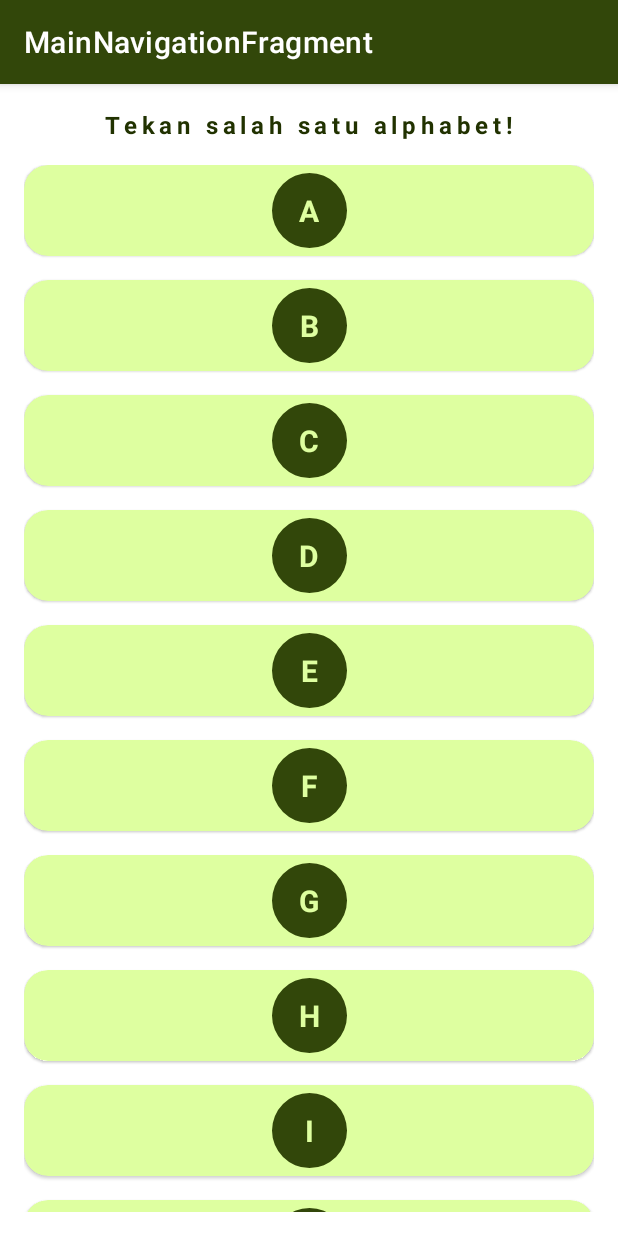
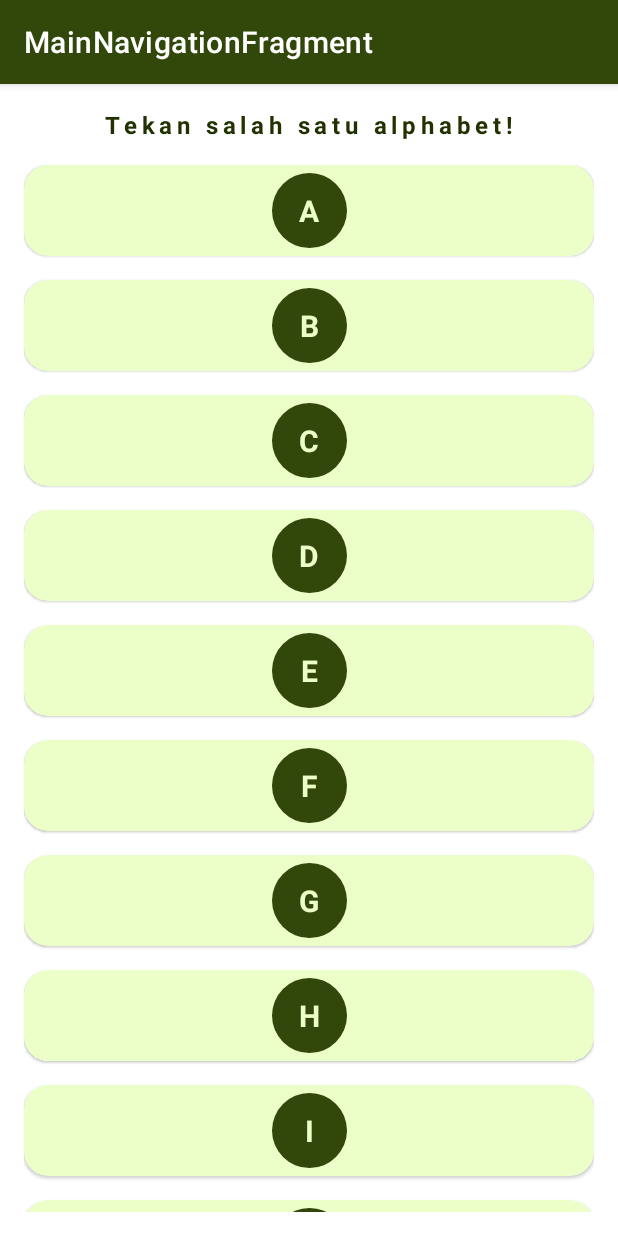
Before and after one commit to puay12/24001116-synrgy7-pan-yourwordcollection-ch3, an Android app: the screen it shows after launch (NavigationComponentActivity), on a phone screen of 412 x 824 dp. Run offline under Robolectric (Android 15) with nearby library versions, the phone set to English and light mode, and no system bars; our stand-ins replace navigation-ui.

Commit message:
update: fix fragment communication and itemWord

```diff
--- a/app/build.gradle
+++ b/app/build.gradle
@@ -2,6 +2,7 @@ plugins {
     id 'com.android.application'
     id 'org.jetbrains.kotlin.android'
     id 'androidx.navigation.safeargs'
+    id 'kotlin-parcelize'
 }
 
 android {
--- a/app/src/main/java/com/example/yourwordcollection/activity/MainActivity.kt
+++ b/app/src/main/java/com/example/yourwordcollection/activity/MainActivity.kt
@@ -9,9 +9,7 @@ import com.example.yourwordcollection.navigationcomponent.NavigationComponentAct
 class MainActivity : AppCompatActivity() {
     override fun onCreate(savedInstanceState: Bundle?) {
         super.onCreate(savedInstanceState)
-        supportActionBar?.hide()
         setContentView(R.layout.activity_main)
-        Log.i("somethin1", "INSIDE")
         NavigationComponentActivity.startActivity(this)
     }
 }
--- a/app/src/main/java/com/example/yourwordcollection/navigationcomponent/NavigationComponentActivity.kt
+++ b/app/src/main/java/com/example/yourwordcollection/navigationcomponent/NavigationComponentActivity.kt
@@ -21,7 +21,6 @@ class NavigationComponentActivity : AppCompatActivity() {
 
     override fun onCreate(savedInstanceState: Bundle?) {
         super.onCreate(savedInstanceState)
-        Log.i("somethin", "MASUK")
         setContentView(binding.root)
         setupNavigationComponentWithAppbar()
     }
--- a/app/src/main/java/com/example/yourwordcollection/navigationcomponent/fragment/main/MainNavigationFragment.kt
+++ b/app/src/main/java/com/example/yourwordcollection/navigationcomponent/fragment/main/MainNavigationFragment.kt
@@ -6,8 +6,10 @@ import androidx.fragment.app.Fragment
 import android.view.LayoutInflater
 import android.view.View
 import android.view.ViewGroup
+import androidx.navigation.fragment.findNavController
 import androidx.recyclerview.widget.DefaultItemAnimator
 import androidx.recyclerview.widget.LinearLayoutManager
+import com.example.yourwordcollection.R
 import com.example.yourwordcollection.databinding.FragmentMainNavigationBinding
 import com.example.yourwordcollection.navigationcomponent.fragment.main.adapter.AlphabetAdapter
 import com.example.yourwordcollection.navigationcomponent.fragment.main.adapter.AlphabetAdapterListener
@@ -35,7 +37,7 @@ class MainNavigationFragment : Fragment(), AlphabetAdapterListener {
         binding.swipeRefresh.setOnRefreshListener { refresh() }
     }
 
-    override fun onClickAlphabet(data: List<Word>) {
+    override fun onClickAlphabet(data: Array<Word>) {
         navigateToWordList(data)
     }
 
@@ -54,18 +56,22 @@ class MainNavigationFragment : Fragment(), AlphabetAdapterListener {
         binding.swipeRefresh.isRefreshing = false
     }
 
-    private fun navigateToWordList(data: List<Word>) {
-        val actionToWordlistFragment =
-            MainNavigationFragmentDirections.actionMainNavigationFragmentToWordlistNavigationFragment()
-        actionToWordlistFragment.actionId
-        print("halo")
+    private fun navigateToWordList(data: Array<Word>) {
+        val bundle = Bundle()
+
+        bundle.putParcelableArray("wordList", data)
+
+        findNavController().navigate(
+            R.id.action_mainNavigationFragment_to_wordlistNavigationFragment,
+            bundle
+        )
     }
 
     private fun getAlphabetLists() : List<Alphabet> {
         return listOf(
             Alphabet(
                 name = "A",
-                wordLists = listOf(
+                wordLists = arrayOf(
                     Word(
                         name = "Awan",
                         imgUrl = "https://asset-a.grid.id/crop/0x0:0x0/700x465/photo/2022/05/24/clouds-2329680_1280jpg-20220524084248.jpg"
@@ -86,7 +92,7 @@ class MainNavigationFragment : Fragment(), AlphabetAdapterListener {
             ),
             Alphabet(
                 name = "B",
-                wordLists = listOf(
+                wordLists = arrayOf(
                     Word(
                         name = "Bambu",
                         imgUrl = "https://awsimages.detik.net.id/community/media/visual/2016/04/18/09255641-bc49-4fe4-8dd8-a1b669ffcacb.jpg?w=600&q=90"
@@ -107,7 +113,7 @@ class MainNavigationFragment : Fragment(), AlphabetAdapterListener {
             ),
             Alphabet(
                 name = "C",
-                wordLists = listOf(
+                wordLists = arrayOf(
                     Word(
                         name = "Cherry",
                         imgUrl = "https://i.pinimg.com/736x/4c/c1/ee/4cc1eee2356913b574a8fbafa16d5acd.jpg"
@@ -128,7 +134,7 @@ class MainNavigationFragment : Fragment(), AlphabetAdapterListener {
             ),
             Alphabet(
                 name = "D",
-                wordLists = listOf(
+                wordLists = arrayOf(
                     Word(
                         name = "Dadu",
                         imgUrl = "https://i.pinimg.com/564x/91/64/d3/9164d3ec2bc19742d831f0b9a20a0de5.jpg"
@@ -149,10 +155,10 @@ class MainNavigationFragment : Fragment(), AlphabetAdapterListener {
             ),
             Alphabet(
                 name = "E",
-                wordLists = listOf(
+                wordLists = arrayOf(
                     Word(
                         name = "Emoticon",
-                        imgUrl = "https://asset-a.grid.id/crop/0x0:0x0/700x465/photo/2022/05/24/clouds-2329680_1280jpg-20220524084248.jpg"
+                        imgUrl = "https://as2.ftcdn.net/v2/jpg/02/74/59/65/1000_F_274596599_EBstUBPBs32oVZMW1MOrvVUpe8YrtQyx.jpg"
                     ),
                     Word(
                         name = "Emosi",
@@ -170,7 +176,7 @@ class MainNavigationFragment : Fragment(), AlphabetAdapterListener {
             ),
             Alphabet(
                 name = "F",
-                wordLists = listOf(
+                wordLists = arrayOf(
                     Word(
                         name = "Frankenstein",
                         imgUrl = "https://encrypted-tbn0.gstatic.com/images?q=tbn:ANd9GcT1jOFVLap2D6I0mWHdnAA6Vt3KE-22rWscdijkHdYMAw&s"
@@ -191,7 +197,7 @@ class MainNavigationFragment : Fragment(), AlphabetAdapterListener {
             ),
             Alphabet(
                 name = "G",
-                wordLists = listOf(
+                wordLists = arrayOf(
                     Word(
                         name = "Gem",
                         imgUrl = "https://cdn-difln.nitrocdn.com/RhGgIzTmiXjwbtwwtHDWcsddooFiyhcI/assets/images/optimized/rev-34b43f1/www.iconicjewelry.com/app/uploads/2017/07/red-gem-1-1024x1024.png"
@@ -212,7 +218,7 @@ class MainNavigationFragment : Fragment(), AlphabetAdapterListener {
             ),
             Alphabet(
                 name = "H",
-                wordLists = listOf(
+                wordLists = arrayOf(
                     Word(
                         name = "Hamster",
                         imgUrl = "https://www.burgesspetcare.com/wp-content/uploads/2024/01/Hamster.jpg"
@@ -233,7 +239,7 @@ class MainNavigationFragment : Fragment(), AlphabetAdapterListener {
             ),
             Alphabet(
                 name = "I",
-                wordLists = listOf(
+                wordLists = arrayOf(
                     Word(
                         name = "Ice",
                         imgUrl = "https://cdn.shopify.com/s/files/1/0180/9499/files/ice_image_large.jpg?v=1491507919"
@@ -254,7 +260,7 @@ class MainNavigationFragment : Fragment(), AlphabetAdapterListener {
             ),
             Alphabet(
                 name = "J",
-                wordLists = listOf(
+                wordLists = arrayOf(
                     Word(
                         name = "Jam",
                         imgUrl = "https://i0.wp.com/www.pardonyourfrench.com/wp-content/uploads/2022/05/strawberry-jam-5.jpg?resize=585%2C585&ssl=1"
@@ -275,7 +281,7 @@ class MainNavigationFragment : Fragment(), AlphabetAdapterListener {
             ),
             Alphabet(
                 name = "K",
-                wordLists = listOf(
+                wordLists = arrayOf(
                     Word(
                         name = "Kingdom",
                         imgUrl = "https://a.cdn-hotels.com/gdcs/production12/d1130/83f1c8c6-e12d-4e69-8433-c5bbc90b5ad6.jpg"
@@ -296,85 +302,85 @@ class MainNavigationFragment : Fragment(), AlphabetAdapterListener {
             ),
             Alphabet(
                 name = "L",
-                wordLists = listOf(
+                wordLists = arrayOf(
                     Word(
                         name = "Lasagna",
-                        imgUrl = "https://asset-a.grid.id/crop/0x0:0x0/700x465/photo/2022/05/24/clouds-2329680_1280jpg-20220524084248.jpg"
+                        imgUrl = "https://assets.bonappetit.com/photos/656f48d75b552734225041ba/1:1/w_3129,h_3129,c_limit/20231120-WEB-Lasanga-6422.jpg"
                     ),
                     Word(
                         name = "Lamborgini",
-                        imgUrl = "https://awsimages.detik.net.id/community/media/visual/2022/02/03/ilustrasi-api.jpeg?w=1200"
+                        imgUrl = "https://cdn.motor1.com/images/mgl/88Xjq/s1/lamborghini-sc20.webp"
                     ),
                     Word(
                         name = "Longitude",
-                        imgUrl = "https://encrypted-tbn0.gstatic.com/images?q=tbn:ANd9GcR5Qbkx4Hecliy3UPSgUnkEA5xSKvESe9bkR-S4OUkt7Q&s"
+                        imgUrl = "https://cdn.britannica.com/63/2063-050-89E52B49/Perspective-globe-grid-parallels-meridians-longitude-latitude.jpg"
                     ),
                     Word(
                         name = "Loaf",
-                        imgUrl = "https://cdn.antaranews.com/cache/1200x800/2023/06/18/20230618_080945.jpg"
+                        imgUrl = "https://thepracticalkitchen.com/wp-content/uploads/2023/07/brioche-bread-loaf-1x1-3219.jpg"
                     ),
                 )
             ),
             Alphabet(
                 name = "M",
-                wordLists = listOf(
+                wordLists = arrayOf(
                     Word(
-                        name = "Masterpiece",
-                        imgUrl = "https://asset-a.grid.id/crop/0x0:0x0/700x465/photo/2022/05/24/clouds-2329680_1280jpg-20220524084248.jpg"
+                        name = "Master Chef",
+                        imgUrl = "https://m.media-amazon.com/images/M/MV5BMTEyMzlkODgtYmUxYS00M2M0LTljMDItNzI5OGFlZTc5ZDFkXkEyXkFqcGdeQXVyODk4Nzg5NjE@._V1_.jpg"
                     ),
                     Word(
                         name = "Mysery",
-                        imgUrl = "https://awsimages.detik.net.id/community/media/visual/2022/02/03/ilustrasi-api.jpeg?w=1200"
+                        imgUrl = "https://static.independent.co.uk/s3fs-public/thumbnails/image/2017/07/12/14/angry-istock.jpg?width=1200"
                     ),
                     Word(
                         name = "Magazine",
-                        imgUrl = "https://encrypted-tbn0.gstatic.com/images?q=tbn:ANd9GcR5Qbkx4Hecliy3UPSgUnkEA5xSKvESe9bkR-S4OUkt7Q&s"
+                        imgUrl = "https://res.cloudinary.com/bloomsbury-atlas/image/upload/w_568,c_scale/jackets/9781501394966.jpg"
                     ),
                     Word(
                         name = "Mowhawk",
-                        imgUrl = "https://cdn.antaranews.com/cache/1200x800/2023/06/18/20230618_080945.jpg"
+                        imgUrl = "https://content.latest-hairstyles.com/wp-content/uploads/naturally-textured-faded-mohawk-for-men.jpg"
                     ),
                 )
             ),
             Alphabet(
                 name = "N",
-                wordLists = listOf(
+                wordLists = arrayOf(
                     Word(
                         name = "Nail",
-                        imgUrl = "https://asset-a.grid.id/crop/0x0:0x0/700x465/photo/2022/05/24/clouds-2329680_1280jpg-20220524084248.jpg"
+                        imgUrl = "https://cdnwpseller.gramedia.com/wp-content/uploads/2023/04/Polished_purple_nails_with_nail_art_on-scaled.jpg"
                     ),
                     Word(
                         name = "North",
-                        imgUrl = "https://awsimages.detik.net.id/community/media/visual/2022/02/03/ilustrasi-api.jpeg?w=1200"
+                        imgUrl = "https://thumbs.dreamstime.com/z/north-arrow-icon-n-direction-navigation-point-symbol-vector-logo-circle-gps-navigator-map-north-arrow-icon-n-125994654.jpg"
                     ),
                     Word(
                         name = "Norm",
-                        imgUrl = "https://encrypted-tbn0.gstatic.com/images?q=tbn:ANd9GcR5Qbkx4Hecliy3UPSgUnkEA5xSKvESe9bkR-S4OUkt7Q&s"
+                        imgUrl = "https://play-lh.googleusercontent.com/tI9SC37Awv0UzdEf3MqGXPlmk9fW9bUgoKoap5jChOTm6YzSNPhaSR_VQCsBmfHutmiv"
                     ),
                     Word(
                         name = "Nobel",
-                        imgUrl = "https://cdn.antaranews.com/cache/1200x800/2023/06/18/20230618_080945.jpg"
+                        imgUrl = "https://upload.wikimedia.org/wikipedia/id/e/ed/Nobel_Prize.png"
                     ),
                 )
             ),
             Alphabet(
                 name = "O",
-                wordLists = listOf(
+                wordLists = arrayOf(
                     Word(
                         name = "Oat",
-                        imgUrl = "https://asset-a.grid.id/crop/0x0:0x0/700x465/photo/2022/05/24/clouds-2329680_1280jpg-20220524084248.jpg"
+                        imgUrl = "https://assets.klikindomaret.com/share/10025301_1.jpg"
                     ),
                     Word(
-                        name = "Occasion",
-                        imgUrl = "https://awsimages.detik.net.id/community/media/visual/2022/02/03/ilustrasi-api.jpeg?w=1200"
+                        name = "Ornamen",
+                        imgUrl = "https://mir-s3-cdn-cf.behance.net/projects/404/47109c149234097.62e38a8b5efe4.jpg"
                     ),
                     Word(
                         name = "Orchestra",
-                        imgUrl = "https://encrypted-tbn0.gstatic.com/images?q=tbn:ANd9GcR5Qbkx4Hecliy3UPSgUnkEA5xSKvESe9bkR-S4OUkt7Q&s"
+                        imgUrl = "https://i.ytimg.com/vi/DPFcSJEmJxc/maxresdefault.jpg"
                     ),
                     Word(
-                        name = "Oval",
-                        imgUrl = "https://cdn.antaranews.com/cache/1200x800/2023/06/18/20230618_080945.jpg"
+                        name = "OMG",
+                        imgUrl = "https://cdn-icons-png.flaticon.com/512/8819/8819074.png"
                     ),
                 )
             ),
--- a/app/src/main/java/com/example/yourwordcollection/navigationcomponent/fragment/main/adapter/AlphabetAdapter.kt
+++ b/app/src/main/java/com/example/yourwordcollection/navigationcomponent/fragment/main/adapter/AlphabetAdapter.kt
@@ -27,6 +27,6 @@ class AlphabetAdapter(
         }
 
         override fun onBindViewHolder(holder: AlphabetViewHolder, position: Int) {
-                holder.bind(getItem(position))
+                holder.render(getItem(position))
         }
 }
--- a/app/src/main/java/com/example/yourwordcollection/navigationcomponent/fragment/main/adapter/AlphabetAdapterListener.kt
+++ b/app/src/main/java/com/example/yourwordcollection/navigationcomponent/fragment/main/adapter/AlphabetAdapterListener.kt
@@ -3,5 +3,5 @@ package com.example.yourwordcollection.navigationcomponent.fragment.main.adapter
 import com.example.yourwordcollection.navigationcomponent.fragment.wordlist.data.Word
 
 interface AlphabetAdapterListener {
-    fun onClickAlphabet(data:List<Word>)
+    fun onClickAlphabet(data:Array<Word>)
 }
--- a/app/src/main/java/com/example/yourwordcollection/navigationcomponent/fragment/main/data/Alphabet.kt
+++ b/app/src/main/java/com/example/yourwordcollection/navigationcomponent/fragment/main/data/Alphabet.kt
@@ -4,5 +4,5 @@ import com.example.yourwordcollection.navigationcomponent.fragment.wordlist.data
 
 data class Alphabet(
     val name:String,
-    val wordLists:List<Word>
+    val wordLists:Array<Word>
 )
--- a/app/src/main/java/com/example/yourwordcollection/navigationcomponent/fragment/main/viewholder/AlphabetViewHolder.kt
+++ b/app/src/main/java/com/example/yourwordcollection/navigationcomponent/fragment/main/viewholder/AlphabetViewHolder.kt
@@ -9,7 +9,7 @@ class AlphabetViewHolder(
     private val alphabetAdapterListener: AlphabetAdapterListener,
     private val binding: ItemAlphabetBinding,
 ) : RecyclerView.ViewHolder(binding.root) {
-    fun bind(data: Alphabet) {
+    fun render(data: Alphabet) {
         binding.alphabetText.text = data.name
         binding.root.setOnClickListener { alphabetAdapterListener.onClickAlphabet(data.wordLists) }
     }
--- a/app/src/main/java/com/example/yourwordcollection/navigationcomponent/fragment/wordlist/adapter/WordlistAdapter.kt
+++ b/app/src/main/java/com/example/yourwordcollection/navigationcomponent/fragment/wordlist/adapter/WordlistAdapter.kt
@@ -26,6 +26,6 @@ class WordlistAdapter(
     }
 
     override fun onBindViewHolder(holder: WordlistViewHolder, position: Int) {
-        holder.bind(getItem(position))
+        holder.render(getItem(position))
     }
 }
--- a/app/src/main/java/com/example/yourwordcollection/navigationcomponent/fragment/wordlist/data/Word.kt
+++ b/app/src/main/java/com/example/yourwordcollection/navigationcomponent/fragment/wordlist/data/Word.kt
@@ -1,6 +1,10 @@
 package com.example.yourwordcollection.navigationcomponent.fragment.wordlist.data
 
+import android.os.Parcelable
+import kotlinx.parcelize.Parcelize
+
+@Parcelize
 data class Word(
     val name:String,
     val imgUrl:String
-)
+) : Parcelable
--- a/app/src/main/java/com/example/yourwordcollection/navigationcomponent/fragment/wordlist/viewholder/WordlistViewHolder.kt
+++ b/app/src/main/java/com/example/yourwordcollection/navigationcomponent/fragment/wordlist/viewholder/WordlistViewHolder.kt
@@ -10,7 +10,7 @@ class WordlistViewHolder(
     private val wordlistAdapterListener: WordlistAdapterListener,
     private val binding: ItemWordBinding,
 ) : RecyclerView.ViewHolder(binding.root) {
-    fun bind(data: Word) {
+    fun render(data: Word) {
         binding.wordText.text = data.name
         binding.wordImage.load(data.imgUrl)
         binding.root.setOnClickListener { wordlistAdapterListener.onClickWord(data.name) }
--- a/app/src/main/res/layout/item_word.xml
+++ b/app/src/main/res/layout/item_word.xml
@@ -2,7 +2,7 @@
 <com.google.android.material.card.MaterialCardView
     xmlns:android="http://schemas.android.com/apk/res/android"
     xmlns:app="http://schemas.android.com/apk/res-auto"
-    android:layout_width="180dp"
+    android:layout_width="160dp"
     android:layout_height="wrap_content"
     app:cardCornerRadius="10dp"
     app:cardBackgroundColor="@color/secondary_green"
@@ -31,6 +31,7 @@
             android:text="@string/word_text"
             android:textStyle="bold"
             android:textSize="16sp"
+            android:textColor="@color/text_dark"
             android:layout_marginVertical="12dp"
             app:layout_constraintTop_toBottomOf="@id/word_image"
             app:layout_constraintBottom_toBottomOf="parent"
--- a/app/src/main/res/navigation/main_navigation.xml
+++ b/app/src/main/res/navigation/main_navigation.xml
@@ -18,5 +18,6 @@
         android:id="@+id/wordlistNavigationFragment"
         android:name="com.example.yourwordcollection.navigationcomponent.fragment.wordlist.WordlistNavigationFragment"
         android:label="WordlistNavigationFragment"
-        tools:layout="@layout/fragment_wordlist_navigation" />
+        tools:layout="@layout/fragment_wordlist_navigation" >
+    </fragment>
 </navigation>
--- a/app/src/main/res/values/colors.xml
+++ b/app/src/main/res/values/colors.xml
@@ -3,5 +3,5 @@
     <color name="primary_green">#32470A</color>
     <color name="text_dark">#213200</color>
     <color name="text_light">#FFFF</color>
-    <color name="secondary_green">#DEFFA0</color>
+    <color name="secondary_green">#ECFFC9</color>
 </resources>
```
Also changed, not shown: app/src/main/java/com/example/yourwordcollection/extension/SpacesItemDecoration.kt (added, +40 -0 lines), app/src/main/java/com/example/yourwordcollection/navigationcomponent/fragment/wordlist/WordlistNavigationFragment.kt (+29 -14 lines).
